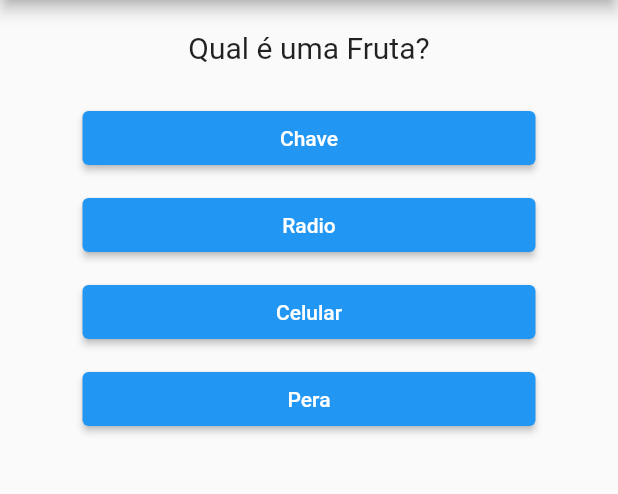
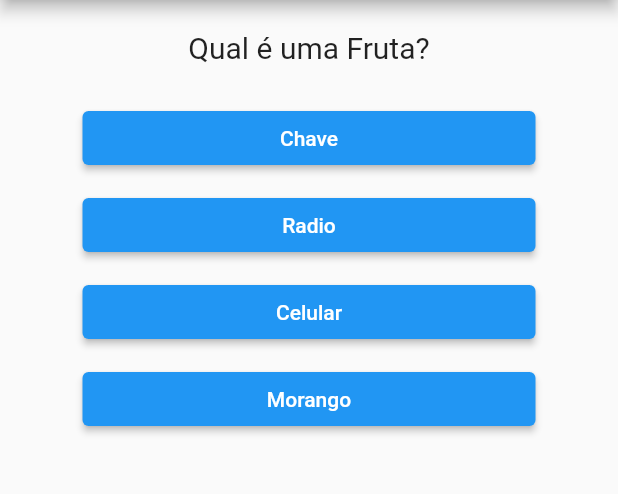
Before and after one commit to racinefe/curso_Flutter, a Flutter app: the screen it shows after launch, after a tap on "Casa", after a tap on "Faca", on a phone screen of 412 x 824 dp, the part 84-578 px from its top. Run offline on Flutter 3.47's test engine with Material 2 defaults, Android fonts, the phone set to English and light mode, and no system bars.

Commit message:
tratando erro de pergunta inválida

```diff
--- a/projeto_perguntas/lib/main.dart
+++ b/projeto_perguntas/lib/main.dart
@@ -8,15 +8,7 @@ main() => runApp(MyApp());
 class _PerguntaAppState extends State<MyApp> {
   var _perguntaSelecionada = 0;
 
-  void _responder() {
-    setState(() {
-      _perguntaSelecionada++;
-    });
-  }
-
-  @override
-  Widget build(BuildContext context) {
-    final List<Map<String, Object>> perguntas = [
+  final List<Map<String, Object>> _perguntas = const [
     {
       'texto': 'Qual é um animal?',
       'alternativas': ['Casa', 'Carro', 'Cachorro', 'Colher'],
@@ -27,12 +19,27 @@ class _PerguntaAppState extends State<MyApp> {
     },
     {
       'texto': 'Qual é uma Fruta?',
-        'alternativas': ['Chave', 'Radio', 'Celular', 'Pera'],
+      'alternativas': ['Chave', 'Radio', 'Celular', 'Morango'],
     },
   ];
 
-    List<String> respostas =
-        perguntas[_perguntaSelecionada].cast()['alternativas'];
+  void _responder() {
+    if (temperguntaSelecionada) {
+      setState(() {
+        _perguntaSelecionada++;
+      });
+    }
+  }
+
+  bool get temperguntaSelecionada {
+    return _perguntaSelecionada < _perguntas.length;
+  }
+
+  @override
+  Widget build(BuildContext context) {
+    List<String> respostas = temperguntaSelecionada
+        ? _perguntas[_perguntaSelecionada].cast()['alternativas']
+        : [];
 
     return MaterialApp(
       key: UniqueKey(),
@@ -40,12 +47,16 @@ class _PerguntaAppState extends State<MyApp> {
         appBar: AppBar(
           title: const Center(child: Text('Perguntas')),
         ),
-        body: Column(
+        body: temperguntaSelecionada
+            ? Column(
                 children: <Widget>[
-            Questao(perguntas[_perguntaSelecionada]['texto'].toString()),
-            ...respostas.map((text) => Resposta(text, _responder)).toList(),
+                  Questao(_perguntas[_perguntaSelecionada]['texto'].toString()),
+                  ...respostas
+                      .map((text) => Resposta(text, _responder))
+                      .toList(),
                 ],
-        ),
+              )
+            : null,
       ),
     );
   }
```
Lines whose indentation alone changed are shown as unchanged.
